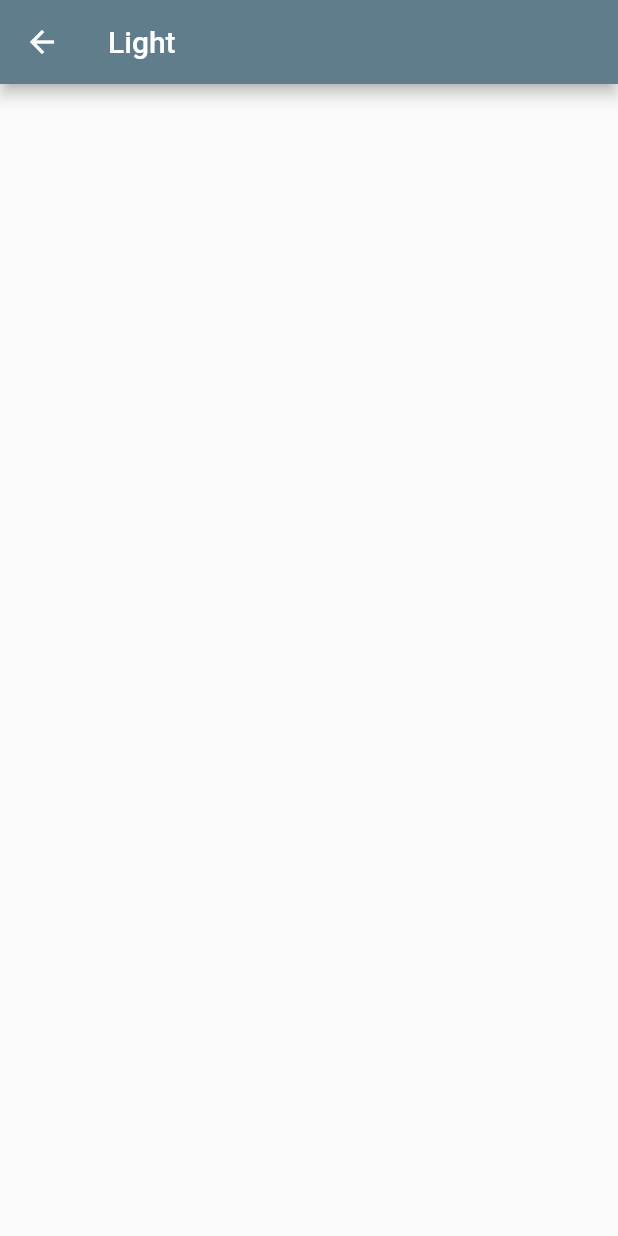
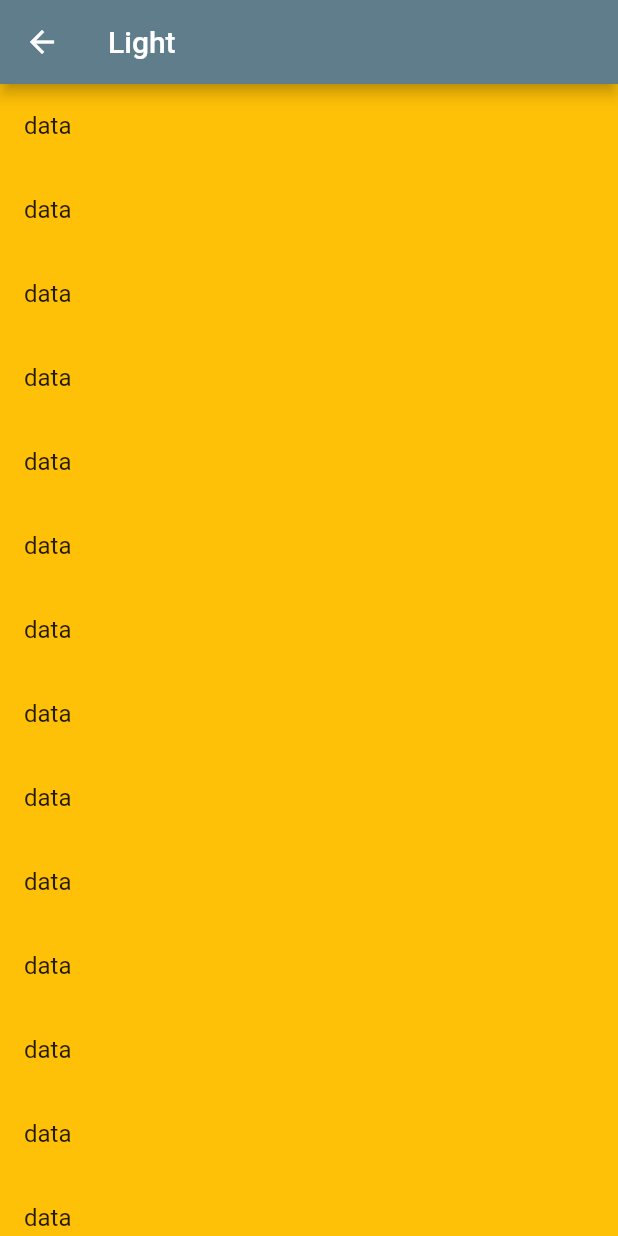
Before and after one commit to samirreaz/road_sign, a Flutter app: the screen it shows after launch, after a tap on "Light", on a phone screen of 412 x 824 dp. Run offline on Flutter 3.47's test engine with Material 2 defaults, Android fonts, the phone set to English and light mode, and no system bars.

Commit message:
ListView Colors

```diff
--- a/lib/screen/category/category_screen.dart
+++ b/lib/screen/category/category_screen.dart
@@ -15,6 +15,11 @@ class CategoryScreen extends StatelessWidget {
       appBar: AppBar(
         title: Text(selectedCategory.name),
       ),
+      backgroundColor: Colors.amber,
+      body: ListView.builder(
+          itemBuilder: (context, index) => ListTile(
+                title: Text('data'),
+              )),
     );
   }
 }
--- a/lib/screen/home/home_screen.dart
+++ b/lib/screen/home/home_screen.dart
@@ -8,7 +8,11 @@ class HomeScreen extends StatelessWidget {
   @override
   Widget build(BuildContext context) {
     return Scaffold(
-      appBar: AppBar(),
+      appBar: AppBar(
+        title: Text('Home Page'),
+        backgroundColor: Colors.orangeAccent,
+      ),
+      backgroundColor: Colors.purple[100],
       body: Column(
         children: [
           Expanded(
@@ -29,8 +33,9 @@ class HomeScreen extends StatelessWidget {
                   );
                 },
                 child: Container(
-                  color: Colors.white,
+                  color: Colors.green,
                   width: 200,
+                  height: 10,
                   child: Text(categoris[index].name),
                 ),
               ),
@@ -41,15 +46,19 @@ class HomeScreen extends StatelessWidget {
               },
             ),
           ),
-          Expanded(
-            flex: 4,
+          Flexible(
+            flex: 3,
             // it's category Random Item list.
             child: ListView.builder(
               itemBuilder: (BuildContext context, int index) {
                 return Card(
                   child: Container(
-                    width: 200,
-                    color: Colors.red,
+                    width: 50,
+                    height: 100,
+                    color: Colors.red[100],
+                    child: Center(
+                      child: Text('Demo'),
+                    ),
                   ),
                 );
               },
```
